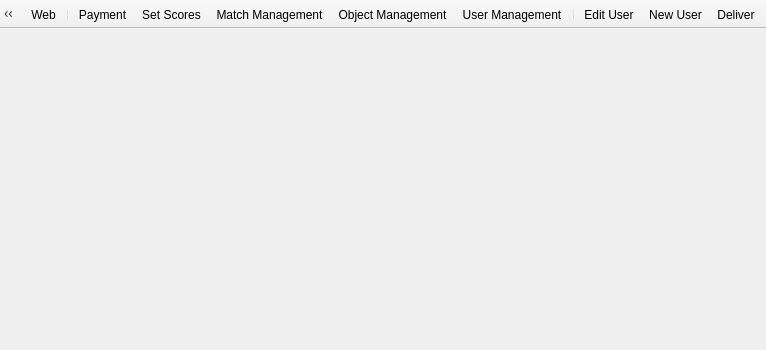
Above: mainwindow.ui from nournia/ketabkhaane before the change. Below: the same form after it.
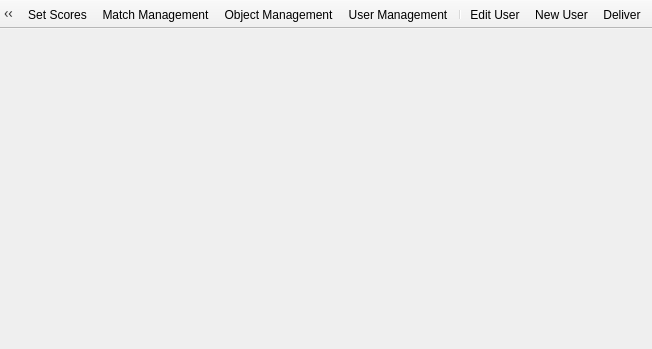
That is the form after the change. Icons and pictures are not drawn.

Commit message: hide web connection control

The edit to the form file:
```diff
--- a/mainwindow.ui
+++ b/mainwindow.ui
@@ -6,8 +6,8 @@
    <rect>
     <x>0</x>
     <y>0</y>
-    <width>766</width>
-    <height>350</height>
+    <width>652</width>
+    <height>349</height>
    </rect>
   </property>
   <property name="windowTitle">
```
The commit also changes 1 other file.
